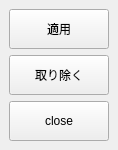
Above: app/fusion/python/rs_fusion/tool/path_mapper/path_mapper.ui from nakano000/Resolve_Script before the change. Below: the same form after it.
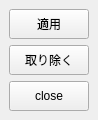
That is the form after the change.

Diff of the .ui file:
```diff
--- a/app/fusion/python/rs_fusion/tool/path_mapper/path_mapper.ui
+++ b/app/fusion/python/rs_fusion/tool/path_mapper/path_mapper.ui
@@ -6,8 +6,8 @@
    <rect>
     <x>0</x>
     <y>0</y>
-    <width>118</width>
-    <height>150</height>
+    <width>98</width>
+    <height>120</height>
    </rect>
   </property>
   <property name="windowTitle">
@@ -19,8 +19,8 @@
      <widget class="QPushButton" name="applyButton">
       <property name="minimumSize">
        <size>
-        <width>100</width>
-        <height>40</height>
+        <width>80</width>
+        <height>30</height>
        </size>
       </property>
       <property name="text">
@@ -32,8 +32,8 @@
      <widget class="QPushButton" name="removeButton">
       <property name="minimumSize">
        <size>
-        <width>100</width>
-        <height>40</height>
+        <width>80</width>
+        <height>30</height>
        </size>
       </property>
       <property name="text">
@@ -45,8 +45,8 @@
      <widget class="QPushButton" name="closeButton">
       <property name="minimumSize">
        <size>
-        <width>100</width>
-        <height>40</height>
+        <width>80</width>
+        <height>30</height>
        </size>
       </property>
       <property name="text">
```
Left out of the diff: 24 changed lines with no effect on the pictures.
